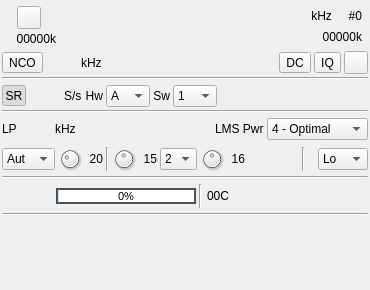
Old version of the form plugins/samplesource/xtrxinput/xtrxinputgui.ui in the repository f4exb/sdrangel.
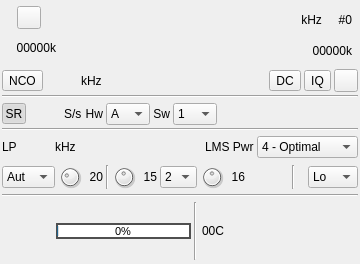
New version of the form. Icons and pictures are not drawn. Custom widgets are drawn as their Qt base class.

```diff
--- a/plugins/samplesource/xtrxinput/xtrxinputgui.ui
+++ b/plugins/samplesource/xtrxinput/xtrxinputgui.ui
@@ -6,8 +6,8 @@
    <rect>
     <x>0</x>
     <y>0</y>
-    <width>370</width>
-    <height>290</height>
+    <width>360</width>
+    <height>264</height>
    </rect>
   </property>
   <property name="sizePolicy">
@@ -19,7 +19,7 @@
   <property name="minimumSize">
    <size>
     <width>360</width>
-    <height>290</height>
+    <height>0</height>
    </size>
   </property>
   <property name="font">
@@ -1012,6 +1012,7 @@
        </property>
        <property name="font">
         <font>
+         <family>Liberation Sans</family>
          <pointsize>8</pointsize>
         </font>
        </property>
@@ -1068,30 +1069,6 @@
      </item>
     </layout>
    </item>
-   <item>
-    <widget class="Line" name="line_vga2">
-     <property name="orientation">
-      <enum>Qt::Horizontal</enum>
-     </property>
-    </widget>
-   </item>
-   <item>
-    <layout class="QHBoxLayout" name="padLayout">
-     <item>
-      <spacer name="verticalPadSpacer">
-       <property name="orientation">
-        <enum>Qt::Vertical</enum>
-       </property>
-       <property name="sizeHint" stdset="0">
-        <size>
-         <width>20</width>
-         <height>40</height>
-        </size>
-       </property>
-      </spacer>
-     </item>
-    </layout>
-   </item>
   </layout>
  </widget>
  <customwidgets>
@@ -1106,17 +1083,17 @@
    <extends>QToolButton</extends>
    <header>gui/buttonswitch.h</header>
   </customwidget>
-  <customwidget>
-   <class>ExternalClockButton</class>
-   <extends>QToolButton</extends>
-   <header>gui/externalclockbutton.h</header>
-  </customwidget>
   <customwidget>
    <class>ValueDialZ</class>
    <extends>QWidget</extends>
    <header>gui/valuedialz.h</header>
    <container>1</container>
   </customwidget>
+  <customwidget>
+   <class>ExternalClockButton</class>
+   <extends>QToolButton</extends>
+   <header>gui/externalclockbutton.h</header>
+  </customwidget>
  </customwidgets>
  <resources>
   <include location="../../../sdrgui/resources/res.qrc"/>
```
